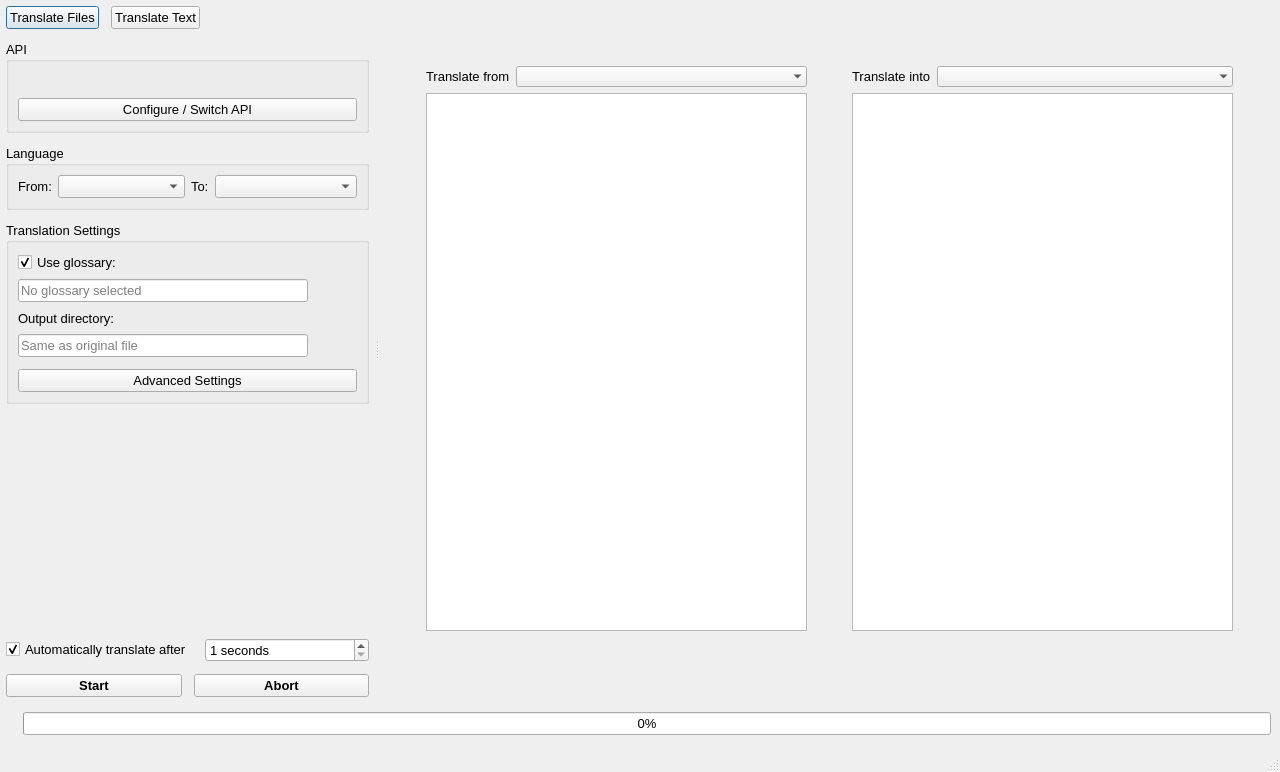
Above: ui_files/mainwindow.ui from VoxelCubes/DeepQt before the change. Below: the same form after it.
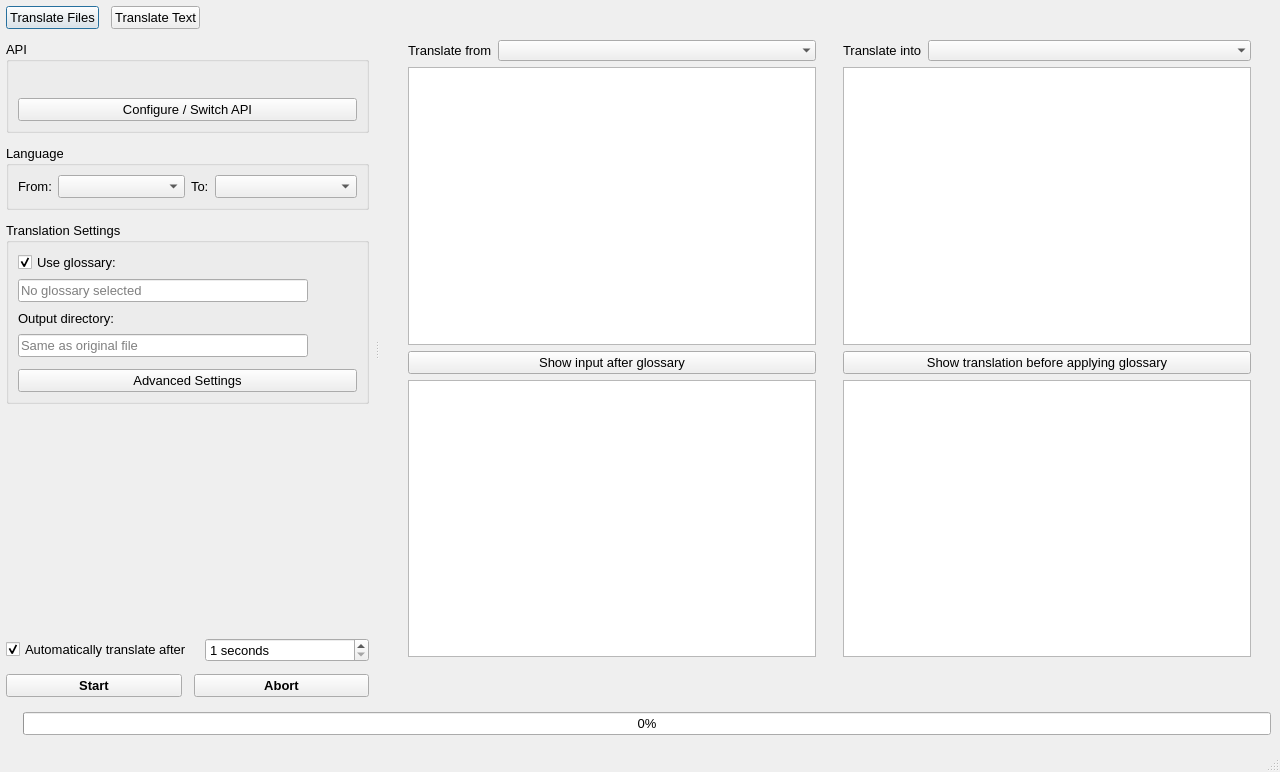
That is the form after the change. The open tabs and pages were chosen to show the change. Icons and pictures are not drawn. Custom widgets are drawn as their Qt base class.

Commit message: added field to show effects of glossary in interactive mode

Patch:
```diff
--- a/ui_files/mainwindow.ui
+++ b/ui_files/mainwindow.ui
@@ -679,7 +679,7 @@
         </layout>
        </widget>
        <widget class="QWidget" name="page_interactive_reliable">
-        <layout class="QGridLayout" name="gridLayout_2" rowstretch="1,10,1" columnstretch="1,10,1,10,1">
+        <layout class="QGridLayout" name="gridLayout_2" rowstretch="1,20,1" columnstretch="1,20,1,20,1">
          <item row="2" column="1">
           <spacer name="verticalSpacer_7">
            <property name="orientation">
@@ -688,7 +688,7 @@
            <property name="sizeHint" stdset="0">
             <size>
              <width>20</width>
-             <height>40</height>
+             <height>10</height>
             </size>
            </property>
           </spacer>
@@ -722,6 +722,22 @@
            <item>
             <widget class="QPlainTextEdit" name="plainTextEdit_from_interactive"/>
            </item>
+           <item>
+            <widget class="QPushButton" name="pushButton_show_from_interactive_glossary">
+             <property name="text">
+              <string>Show input after glossary</string>
+             </property>
+             <property name="icon">
+              <iconset theme="arrow-up"/>
+             </property>
+             <property name="checkable">
+              <bool>true</bool>
+             </property>
+            </widget>
+           </item>
+           <item>
+            <widget class="QPlainTextEdit" name="plainTextEdit_from_interactive_glossary"/>
+           </item>
           </layout>
          </item>
          <item row="1" column="3">
@@ -753,6 +769,22 @@
            <item>
             <widget class="QPlainTextEdit" name="plainTextEdit_to_interactive"/>
            </item>
+           <item>
+            <widget class="QPushButton" name="pushButton_show_to_interactive_glossary">
+             <property name="text">
+              <string>Show translation before applying glossary</string>
+             </property>
+             <property name="icon">
+              <iconset theme="arrow-up"/>
+             </property>
+             <property name="checkable">
+              <bool>true</bool>
+             </property>
+            </widget>
+           </item>
+           <item>
+            <widget class="QPlainTextEdit" name="plainTextEdit_to_interactive_glossary"/>
+           </item>
           </layout>
          </item>
          <item row="0" column="1">
@@ -763,7 +795,7 @@
            <property name="sizeHint" stdset="0">
             <size>
              <width>20</width>
-             <height>51</height>
+             <height>10</height>
             </size>
            </property>
           </spacer>
```
Left out of the diff: 2 changed lines with no effect on the pictures. The commit also changes 21 other files.
